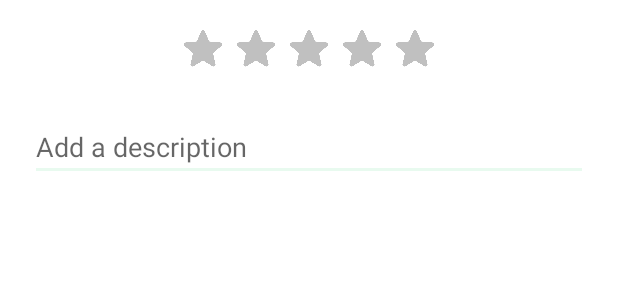
After one commit to osama3646/Seeds, an Android app: the layout add_review.xml on its own in the app's theme, with its tools: preview values and no code run, on a phone screen of 412 x 824 dp. The commit adds this screen. Shown: the top 300 px of the screen. Run offline under Robolectric (Android 15) with nearby library versions, the phone set to English and light mode, and no system bars.

Commit message:
2023-02-04|10:20

```diff
--- a/app/src/main/java/com/aos/seed/Adapter/StoreTopRecyclerView.java
+++ b/app/src/main/java/com/aos/seed/Adapter/StoreTopRecyclerView.java
@@ -3,7 +3,6 @@ package com.aos.seed.Adapter;
 import android.content.Context;
 import android.graphics.Bitmap;
 import android.graphics.BitmapFactory;
-import android.graphics.drawable.Drawable;
 import android.net.Uri;
 import android.view.LayoutInflater;
 import android.view.View;
--- a/app/src/main/java/com/aos/seed/Ui/Account.java
+++ b/app/src/main/java/com/aos/seed/Ui/Account.java
@@ -7,8 +7,6 @@ import androidx.fragment.app.Fragment;
 import android.view.LayoutInflater;
 import android.view.View;
 import android.view.ViewGroup;
-import android.widget.FrameLayout;
-import android.widget.TextView;
 
 import com.aos.seed.Model.Customer;
 import com.aos.seed.R;
@@ -27,7 +25,7 @@ public class Account extends Fragment {
         binding.productDetail1.setOnClickListener(new View.OnClickListener() {
             @Override
             public void onClick(View view) {
-                getFragmentManager().beginTransaction().replace(R.id.frameLayout, new product_detail()).commit();
+                getFragmentManager().beginTransaction().replace(R.id.frameLayout, new ProductDetail()).commit();
             }
         });
         binding.addProduct.setOnClickListener(new View.OnClickListener() {
--- /dev/null
+++ b/app/src/main/res/layout/add_review.xml
@@ -0,0 +1,73 @@
+<?xml version="1.0" encoding="utf-8"?>
+<LinearLayout xmlns:android="http://schemas.android.com/apk/res/android"
+    android:layout_width="match_parent"
+    android:layout_height="match_parent"
+    android:orientation="vertical"
+    android:gravity="center_horizontal"
+    android:padding="20dp">
+
+    <LinearLayout
+        android:layout_width="match_parent"
+        android:layout_height="wrap_content"
+        android:orientation="horizontal"
+        android:gravity="center_horizontal">
+
+        <ImageView
+            android:id="@+id/star1"
+            android:layout_width="25dp"
+            android:layout_height="25dp"
+            android:src="@drawable/star1"/>
+
+        <Space
+            android:layout_width="10dp"
+            android:layout_height="wrap_content"/>
+
+        <ImageView
+            android:id="@+id/star2"
+            android:layout_width="25dp"
+            android:layout_height="25dp"
+            android:src="@drawable/star1"/>
+
+        <Space
+            android:layout_width="10dp"
+            android:layout_height="wrap_content"/>
+
+        <ImageView
+            android:id="@+id/star3"
+            android:layout_width="25dp"
+            android:layout_height="25dp"
+            android:src="@drawable/star1"/>
+
+        <Space
+            android:layout_width="10dp"
+            android:layout_height="wrap_content"/>
+
+        <ImageView
+            android:id="@+id/star4"
+            android:layout_width="25dp"
+            android:layout_height="25dp"
+            android:src="@drawable/star1"/>
+
+        <Space
+            android:layout_width="10dp"
+            android:layout_height="wrap_content"/>
+
+        <ImageView
+            android:id="@+id/star5"
+            android:layout_width="25dp"
+            android:layout_height="25dp"
+            android:src="@drawable/star1"/>
+
+    </LinearLayout>
+
+    <Space
+        android:layout_width="match_parent"
+        android:layout_height="30dp"/>
+
+    <EditText
+        android:id="@+id/description"
+        android:layout_width="match_parent"
+        android:layout_height="wrap_content"
+        android:hint="@string/add_a_description"/>
+
+</LinearLayout>
--- a/app/src/main/res/values/strings.xml
+++ b/app/src/main/res/values/strings.xml
@@ -25,4 +25,9 @@
     <string name="add_reviews">Add Review</string>
     <string name="user_reviews">Customer reviews</string>
     <string name="most_useful">Most useful</string>
+    <string name="cancel">Cancel</string>
+    <string name="add">Add</string>
+    <string name="add_a_description">Add a description</string>
+    <string name="camera">Camera</string>
+    <string name="gallery">Gallery</string>
 </resources>
```
Also changed, not shown: app/src/main/java/com/aos/seed/Adapter/StoreRecyclerView.java (+3 -38 lines), app/src/main/java/com/aos/seed/Model/Cart.java (+42 -15 lines), app/src/main/java/com/aos/seed/Ui/AddProduct.java (+78 -30 lines), app/src/main/java/com/aos/seed/Ui/ProductDetail.java (renamed from app/src/main/java/com/aos/seed/Ui/product_detail.java, +18 -16 lines), app/src/main/res/layout/fragment_add_product.xml (+14 -0 lines), app/src/main/res/layout/fragment_product_detail.xml (+7 -25 lines), app/src/main/res/layout/image_selecter.xml (added, +72 -0 lines), app/src/main/res/drawable/add_picture.png (added), app/src/main/res/drawable/camera.png (added), app/src/main/res/drawable/gallery.png (added), app/src/main/res/drawable/placeholder_image.png (added), 1 other file.
